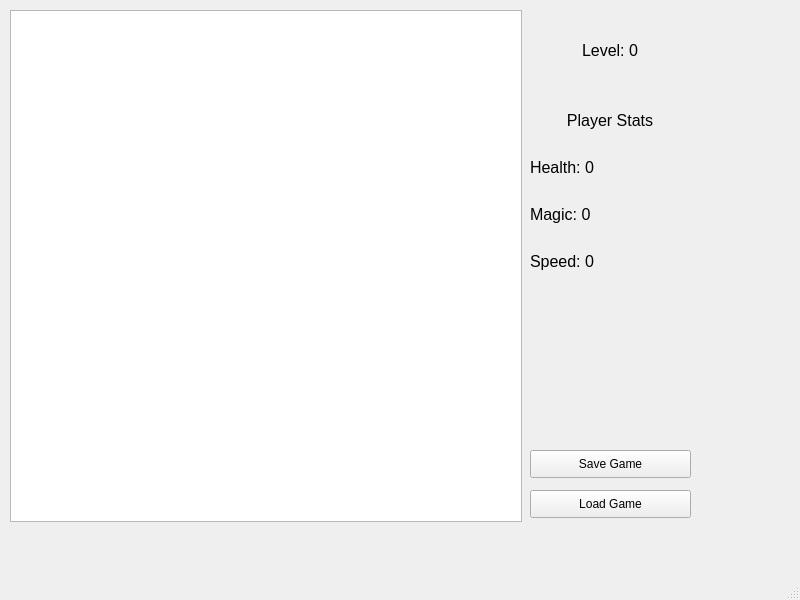
The window that Game/mainwindow.ui (thyo9470/The-Thunder-Dungeon) describes before a commit, drawn with Qt 5.
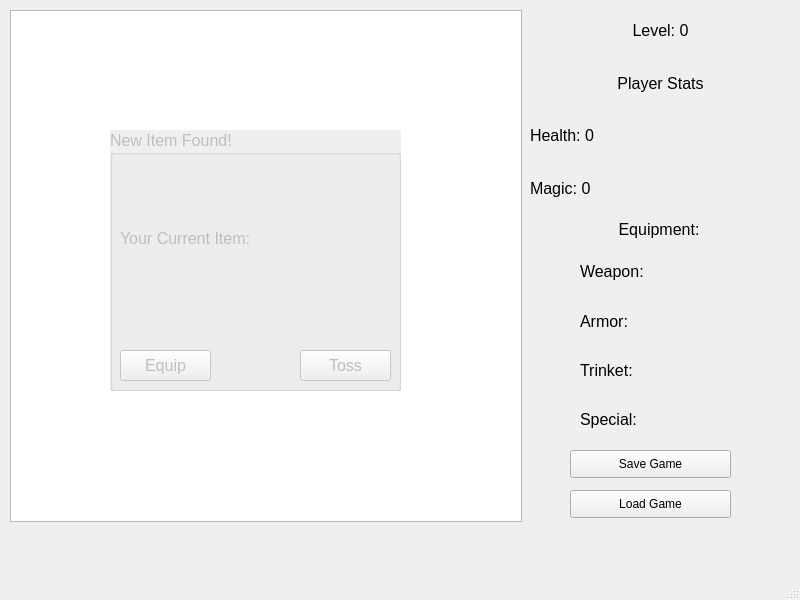
The same window after the commit. Icons and pictures are not drawn.

Diff of the .ui file:
```diff
--- a/Game/mainwindow.ui
+++ b/Game/mainwindow.ui
@@ -29,8 +29,8 @@
      <rect>
       <x>530</x>
       <y>10</y>
-      <width>160</width>
-      <height>80</height>
+      <width>261</width>
+      <height>41</height>
      </rect>
     </property>
     <layout class="QVBoxLayout" name="verticalLayout">
@@ -58,9 +58,9 @@
     <property name="geometry">
      <rect>
       <x>530</x>
-      <y>100</y>
-      <width>160</width>
-      <height>181</height>
+      <y>60</y>
+      <width>261</width>
+      <height>151</height>
      </rect>
     </property>
     <layout class="QVBoxLayout" name="verticalLayout_2">
@@ -109,24 +109,12 @@
        </property>
       </widget>
      </item>
-     <item>
-      <widget class="QLabel" name="playerSpeed">
-       <property name="font">
-        <font>
-         <pointsize>12</pointsize>
-        </font>
-       </property>
-       <property name="text">
-        <string>Speed: 0</string>
-       </property>
-      </widget>
-     </item>
     </layout>
    </widget>
    <widget class="QPushButton" name="save_button">
     <property name="geometry">
      <rect>
-      <x>530</x>
+      <x>570</x>
       <y>450</y>
       <width>161</width>
       <height>28</height>
@@ -139,7 +127,7 @@
    <widget class="QPushButton" name="load_button">
     <property name="geometry">
      <rect>
-      <x>530</x>
+      <x>570</x>
       <y>490</y>
       <width>161</width>
       <height>28</height>
@@ -149,6 +137,300 @@
      <string>Load Game</string>
     </property>
    </widget>
+   <widget class="QWidget" name="verticalLayoutWidget_3">
+    <property name="geometry">
+     <rect>
+      <x>580</x>
+      <y>250</y>
+      <width>91</width>
+      <height>191</height>
+     </rect>
+    </property>
+    <layout class="QVBoxLayout" name="verticalLayout_3">
+     <item>
+      <widget class="QLabel" name="equipment0">
+       <property name="font">
+        <font>
+         <pointsize>12</pointsize>
+        </font>
+       </property>
+       <property name="text">
+        <string>Weapon:</string>
+       </property>
+      </widget>
+     </item>
+     <item>
+      <widget class="QLabel" name="equipment1">
+       <property name="font">
+        <font>
+         <pointsize>12</pointsize>
+        </font>
+       </property>
+       <property name="text">
+        <string>Armor:</string>
+       </property>
+      </widget>
+     </item>
+     <item>
+      <widget class="QLabel" name="equipment2">
+       <property name="font">
+        <font>
+         <pointsize>12</pointsize>
+        </font>
+       </property>
+       <property name="text">
+        <string>Trinket:</string>
+       </property>
+      </widget>
+     </item>
+     <item>
+      <widget class="QLabel" name="equipment3">
+       <property name="font">
+        <font>
+         <pointsize>12</pointsize>
+        </font>
+       </property>
+       <property name="text">
+        <string>Special:</string>
+       </property>
+      </widget>
+     </item>
+    </layout>
+   </widget>
+   <widget class="QLabel" name="equipment">
+    <property name="geometry">
+     <rect>
+      <x>580</x>
+      <y>210</y>
+      <width>158</width>
+      <height>39</height>
+     </rect>
+    </property>
+    <property name="font">
+     <font>
+      <pointsize>12</pointsize>
+     </font>
+    </property>
+    <property name="text">
+     <string>Equipment:</string>
+    </property>
+    <property name="scaledContents">
+     <bool>false</bool>
+    </property>
+    <property name="alignment">
+     <set>Qt::AlignCenter</set>
+    </property>
+   </widget>
+   <widget class="QLabel" name="equipmentImage0">
+    <property name="geometry">
+     <rect>
+      <x>680</x>
+      <y>250</y>
+      <width>41</width>
+      <height>41</height>
+     </rect>
+    </property>
+    <property name="font">
+     <font>
+      <pointsize>8</pointsize>
+     </font>
+    </property>
+    <property name="toolTip">
+     <string>&lt;html&gt;&lt;head/&gt;&lt;body&gt;&lt;p&gt;&lt;img src=&quot;:/images/Crypte.png&quot;/&gt;&lt;span style=&quot; color:#ffffff;&quot;&gt;sadfasdfdsafsfsdf&lt;/span&gt;&lt;/img&gt;&lt;/p&gt;&lt;/body&gt;&lt;/html&gt;</string>
+    </property>
+    <property name="text">
+     <string/>
+    </property>
+    <property name="pixmap">
+     <pixmap resource="resources.qrc">:/images/Slime.png</pixmap>
+    </property>
+    <property name="scaledContents">
+     <bool>true</bool>
+    </property>
+   </widget>
+   <widget class="QLabel" name="equipmentImage1">
+    <property name="geometry">
+     <rect>
+      <x>680</x>
+      <y>300</y>
+      <width>41</width>
+      <height>41</height>
+     </rect>
+    </property>
+    <property name="font">
+     <font>
+      <pointsize>8</pointsize>
+     </font>
+    </property>
+    <property name="text">
+     <string/>
+    </property>
+    <property name="pixmap">
+     <pixmap resource="resources.qrc">:/images/Slime.png</pixmap>
+    </property>
+    <property name="scaledContents">
+     <bool>true</bool>
+    </property>
+   </widget>
+   <widget class="QLabel" name="equipmentImage2">
+    <property name="geometry">
+     <rect>
+      <x>680</x>
+      <y>350</y>
+      <width>41</width>
+      <height>41</height>
+     </rect>
+    </property>
+    <property name="font">
+     <font>
+      <pointsize>8</pointsize>
+     </font>
+    </property>
+    <property name="text">
+     <string/>
+    </property>
+    <property name="pixmap">
+     <pixmap resource="resources.qrc">:/images/Slime.png</pixmap>
+    </property>
+    <property name="scaledContents">
+     <bool>true</bool>
+    </property>
+   </widget>
+   <widget class="QLabel" name="equipmentImage3">
+    <property name="geometry">
+     <rect>
+      <x>680</x>
+      <y>400</y>
+      <width>41</width>
+      <height>41</height>
+     </rect>
+    </property>
+    <property name="font">
+     <font>
+      <pointsize>8</pointsize>
+     </font>
+    </property>
+    <property name="text">
+     <string/>
+    </property>
+    <property name="pixmap">
+     <pixmap resource="resources.qrc">:/images/Slime.png</pixmap>
+    </property>
+    <property name="scaledContents">
+     <bool>true</bool>
+    </property>
+   </widget>
+   <widget class="QGroupBox" name="itemFoundDialogue">
+    <property name="enabled">
+     <bool>false</bool>
+    </property>
+    <property name="geometry">
+     <rect>
+      <x>110</x>
+      <y>130</y>
+      <width>291</width>
+      <height>261</height>
+     </rect>
+    </property>
+    <property name="font">
+     <font>
+      <pointsize>12</pointsize>
+     </font>
+    </property>
+    <property name="autoFillBackground">
+     <bool>true</bool>
+    </property>
+    <property name="title">
+     <string>New Item Found!</string>
+    </property>
+    <widget class="QLabel" name="newItemImage">
+     <property name="geometry">
+      <rect>
+       <x>110</x>
+       <y>30</y>
+       <width>61</width>
+       <height>61</height>
+      </rect>
+     </property>
+     <property name="font">
+      <font>
+       <pointsize>8</pointsize>
+      </font>
+     </property>
+     <property name="text">
+      <string/>
+     </property>
+     <property name="pixmap">
+      <pixmap resource="resources.qrc">:/images/Slime.png</pixmap>
+     </property>
+     <property name="scaledContents">
+      <bool>true</bool>
+     </property>
+    </widget>
+    <widget class="QPushButton" name="equipButton">
+     <property name="geometry">
+      <rect>
+       <x>10</x>
+       <y>220</y>
+       <width>91</width>
+       <height>31</height>
+      </rect>
+     </property>
+     <property name="text">
+      <string>Equip</string>
+     </property>
+    </widget>
+    <widget class="QPushButton" name="throwAwayButton">
+     <property name="geometry">
+      <rect>
+       <x>190</x>
+       <y>220</y>
+       <width>91</width>
+       <height>31</height>
+      </rect>
+     </property>
+     <property name="text">
+      <string>Toss</string>
+     </property>
+    </widget>
+    <widget class="QLabel" name="currentItemImage">
+     <property name="geometry">
+      <rect>
+       <x>110</x>
+       <y>130</y>
+       <width>61</width>
+       <height>61</height>
+      </rect>
+     </property>
+     <property name="font">
+      <font>
+       <pointsize>8</pointsize>
+      </font>
+     </property>
+     <property name="text">
+      <string/>
+     </property>
+     <property name="pixmap">
+      <pixmap resource="resources.qrc">:/images/Slime.png</pixmap>
+     </property>
+     <property name="scaledContents">
+      <bool>true</bool>
+     </property>
+    </widget>
+    <widget class="QLabel" name="label">
+     <property name="geometry">
+      <rect>
+       <x>10</x>
+       <y>100</y>
+       <width>251</width>
+       <height>16</height>
+      </rect>
+     </property>
+     <property name="text">
+      <string>Your Current Item:</string>
+     </property>
+    </widget>
+   </widget>
   </widget>
   <widget class="QMenuBar" name="menubar">
    <property name="geometry">
```
Left out of the diff: 4 changed lines with no effect on the pictures.
